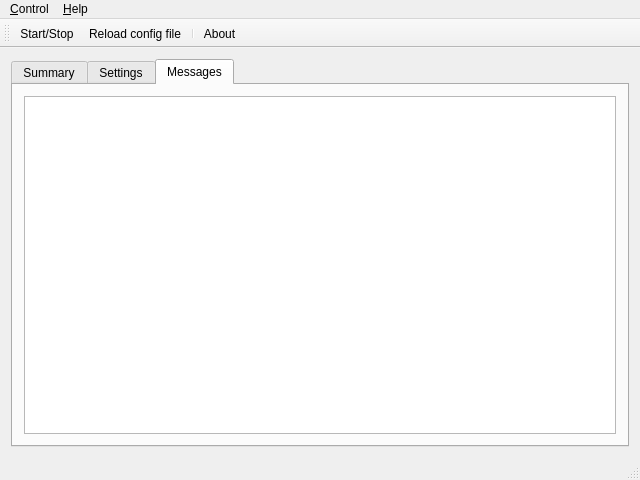
First picture: the form in ZoomPipeline_FuncSvr/zpmainframe.ui, repository ChowZenki/zpserver, before the edit.
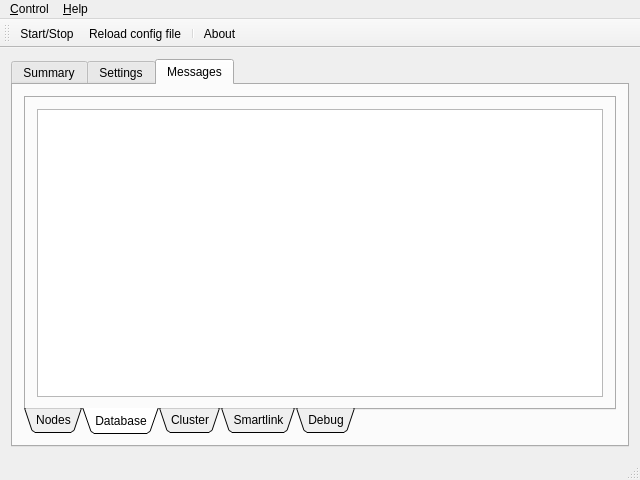
Second picture: the form after the edit. The open tabs and pages were chosen to show the change. Icons and pictures are not drawn.

```diff
--- a/ZoomPipeline_FuncSvr/zpmainframe.ui
+++ b/ZoomPipeline_FuncSvr/zpmainframe.ui
@@ -870,9 +870,89 @@
        <attribute name="title">
         <string>Messages</string>
        </attribute>
-       <layout class="QHBoxLayout" name="horizontalLayout_2">
+       <layout class="QHBoxLayout" name="horizontalLayout_18">
         <item>
-         <widget class="QListView" name="listView_msg"/>
+         <widget class="QTabWidget" name="tabWidget_msgs">
+          <property name="tabPosition">
+           <enum>QTabWidget::South</enum>
+          </property>
+          <property name="tabShape">
+           <enum>QTabWidget::Triangular</enum>
+          </property>
+          <property name="currentIndex">
+           <number>0</number>
+          </property>
+          <widget class="QWidget" name="tab_msg_nodes">
+           <attribute name="icon">
+            <iconset resource="resource.qrc">
+             <normaloff>:/icons/Resources/019-1.png</normaloff>:/icons/Resources/019-1.png</iconset>
+           </attribute>
+           <attribute name="title">
+            <string>Nodes</string>
+           </attribute>
+           <layout class="QHBoxLayout" name="horizontalLayout_2">
+            <item>
+             <widget class="QListView" name="listView_msg"/>
+            </item>
+           </layout>
+          </widget>
+          <widget class="QWidget" name="tab_msg_db">
+           <attribute name="icon">
+            <iconset resource="resource.qrc">
+             <normaloff>:/icons/Resources/Backup drive.png</normaloff>:/icons/Resources/Backup drive.png</iconset>
+           </attribute>
+           <attribute name="title">
+            <string>Database</string>
+           </attribute>
+           <layout class="QVBoxLayout" name="verticalLayout_7">
+            <item>
+             <widget class="QListView" name="listView_msg_database"/>
+            </item>
+           </layout>
+          </widget>
+          <widget class="QWidget" name="tab_msg_cluster">
+           <attribute name="icon">
+            <iconset resource="resource.qrc">
+             <normaloff>:/icons/Resources/hanukkah_03.png</normaloff>:/icons/Resources/hanukkah_03.png</iconset>
+           </attribute>
+           <attribute name="title">
+            <string>Cluster</string>
+           </attribute>
+           <layout class="QHBoxLayout" name="horizontalLayout_19">
+            <item>
+             <widget class="QListView" name="listView_msg_cluster"/>
+            </item>
+           </layout>
+          </widget>
+          <widget class="QWidget" name="tab_msg_smartlink">
+           <attribute name="icon">
+            <iconset resource="resource.qrc">
+             <normaloff>:/icons/Resources/+_Sign_Alt.png</normaloff>:/icons/Resources/+_Sign_Alt.png</iconset>
+           </attribute>
+           <attribute name="title">
+            <string>Smartlink</string>
+           </attribute>
+           <layout class="QVBoxLayout" name="verticalLayout_8">
+            <item>
+             <widget class="QListView" name="listView_msg_smartlink"/>
+            </item>
+           </layout>
+          </widget>
+          <widget class="QWidget" name="tab_msg_debug">
+           <attribute name="icon">
+            <iconset resource="resource.qrc">
+             <normaloff>:/icons/Resources/BackUp-4.png</normaloff>:/icons/Resources/BackUp-4.png</iconset>
+           </attribute>
+           <attribute name="title">
+            <string>Debug</string>
+           </attribute>
+           <layout class="QHBoxLayout" name="horizontalLayout_20">
+            <item>
+             <widget class="QListView" name="listView_msg_debug"/>
+            </item>
+           </layout>
+          </widget>
+         </widget>
         </item>
        </layout>
       </widget>
```
